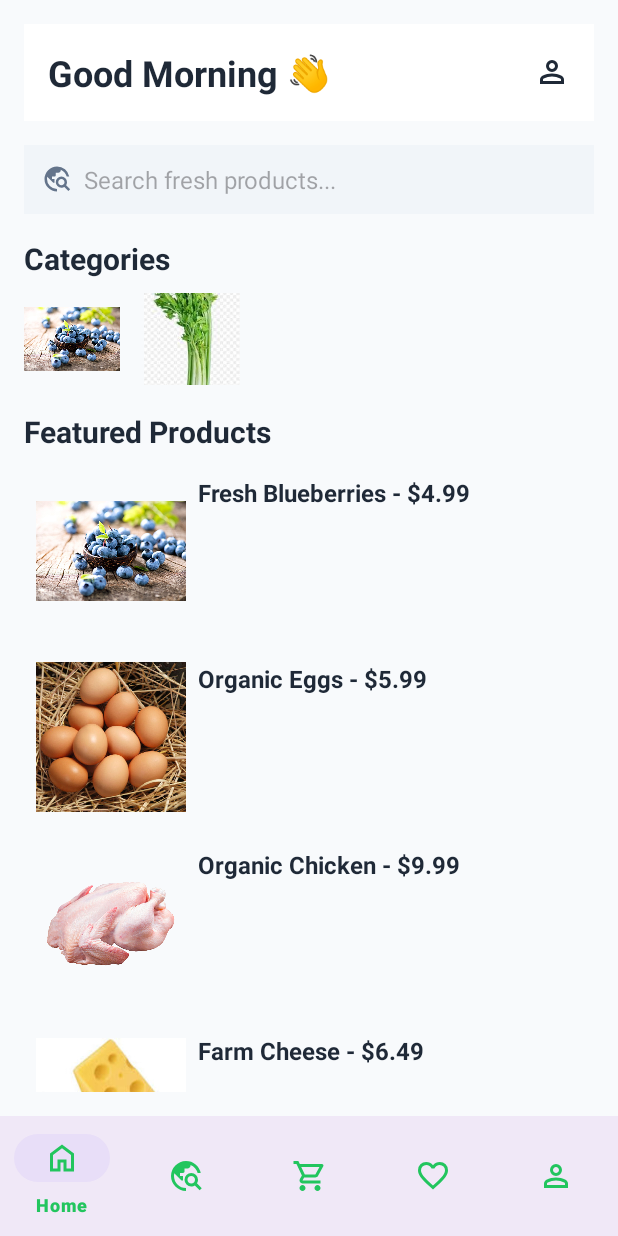
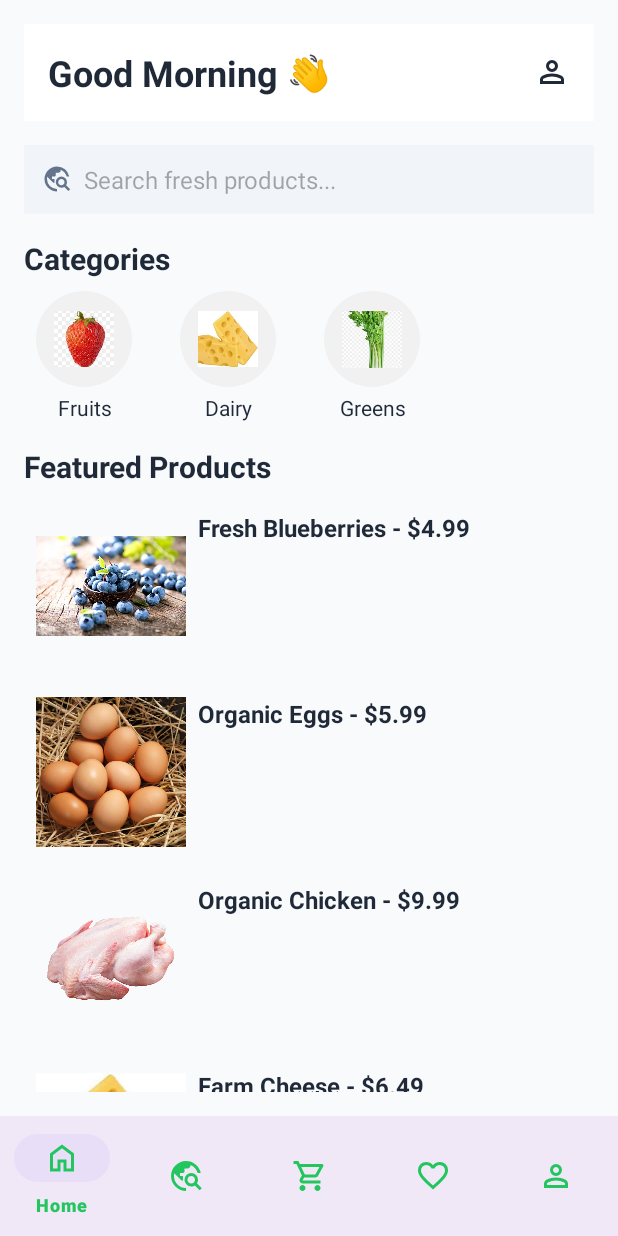
Before and after one commit to Bailualiya/FreshToGo, an Android app: the screen it shows after launch (MainActivity), on a phone screen of 412 x 824 dp. Run offline under Robolectric (Android 15) with nearby library versions, the phone set to English and light mode, and no system bars.

Commit message:
changed categories, added the link to every item of the product

```diff
--- a/app/src/main/java/com/example/freshtogo/HomeFragment.java
+++ b/app/src/main/java/com/example/freshtogo/HomeFragment.java
@@ -20,15 +20,40 @@ public class HomeFragment extends Fragment {
 
         View view = inflater.inflate(R.layout.fragment_home, container, false);
 
-        LinearLayout blueberryCard = view.findViewById(R.id.card_blueberry);
+        //  绑定每个商品卡片并设置点击事件
+        setupClick(view, R.id.card_blueberry, "Fresh Blueberries", "4.99",
+                "Hand-picked local blueberries, 100% organic.", R.drawable.blueberry);
 
-        blueberryCard.setOnClickListener(v -> {
+        setupClick(view, R.id.card_egg, "Organic Eggs", "5.99",
+                "Farm-fresh organic eggs from free-range chickens.", R.drawable.egg);
+
+        setupClick(view, R.id.card_chicken, "Organic Chicken", "9.99",
+                "Locally raised, hormone-free organic chicken.", R.drawable.chicken);
+
+        setupClick(view, R.id.card_cheese, "Farm Cheese", "6.49",
+                "Creamy cheese made from fresh cow’s milk.", R.drawable.cheese);
+
+        setupClick(view, R.id.card_grape, "Organic Grapes", "4.29",
+                "Sweet, seedless, freshly harvested grapes.", R.drawable.grape);
+
+        setupClick(view, R.id.card_pumpkin, "Local Pumpkin", "3.79",
+                "Golden pumpkins perfect for soups or pies.", R.drawable.pumpkin);
+
+        return view;
+    }
+
+    //  封装跳转逻辑的方法
+    private void setupClick(View view, int cardId, String name, String price,
+                            String description, int imageResId) {
+
+        LinearLayout card = view.findViewById(cardId);
+        card.setOnClickListener(v -> {
             Fragment fragment = new ProductDetailFragment();
             Bundle bundle = new Bundle();
-            bundle.putString("name", "Fresh Blueberries");
-            bundle.putString("price", "4.99");
-            bundle.putString("description", "Hand-picked local blueberries, 100% organic.");
-            bundle.putInt("imageResId", R.drawable.blueberry);
+            bundle.putString("name", name);
+            bundle.putString("price", price);
+            bundle.putString("description", description);
+            bundle.putInt("imageResId", imageResId);
             fragment.setArguments(bundle);
 
             requireActivity().getSupportFragmentManager()
@@ -37,7 +62,5 @@ public class HomeFragment extends Fragment {
                     .addToBackStack(null)
                     .commit();
         });
-
-        return view;
     }
 }
--- a/app/src/main/java/com/example/freshtogo/ProductDetailFragment.java
+++ b/app/src/main/java/com/example/freshtogo/ProductDetailFragment.java
@@ -57,11 +57,17 @@ public class ProductDetailFragment extends Fragment {
             textQuantity.setText(String.valueOf(quantity));
         });
 
-        buttonAddToCart.setOnClickListener(v -> {
-            Toast.makeText(getContext(),
-                    quantity + " item(s) added to cart!",
-                    Toast.LENGTH_SHORT).show();
+        Button addToCartButton = view.findViewById(R.id.button_add_to_cart);
+        addToCartButton.setOnClickListener(v -> {
+            String name = getArguments().getString("name");
+            String price = getArguments().getString("price");
+
+            // 示例逻辑：你也可以加购物车数组、写数据库等
+            Toast.makeText(getContext(), name + " added to cart!", Toast.LENGTH_SHORT).show();
+
+            // TODO: 你可以把它加入购物车列表或保存到 SharedPreferences
         });
+
 
         return view;
     }
--- /dev/null
+++ b/app/src/main/res/drawable/circle_background.xml
@@ -0,0 +1,5 @@
+<?xml version="1.0" encoding="utf-8"?>
+<shape xmlns:android="http://schemas.android.com/apk/res/android"
+    android:shape="oval">
+    <solid android:color="#FFF1F1F1" />
+</shape>
--- a/app/src/main/res/layout/fragment_home.xml
+++ b/app/src/main/res/layout/fragment_home.xml
@@ -74,30 +74,99 @@
             android:textColor="#1F2937"
             android:layout_marginTop="16dp"/>
 
-        <!-- 分类区域 -->
+        <!-- ✅ 分类区域（圆形图标 + 文字） -->
         <HorizontalScrollView
             android:layout_width="match_parent"
             android:layout_height="wrap_content"
-            android:layout_marginTop="8dp">
+            android:layout_marginTop="8dp"
+            android:overScrollMode="never"
+            android:scrollbars="none">
 
             <LinearLayout
                 android:layout_width="wrap_content"
                 android:layout_height="wrap_content"
                 android:orientation="horizontal">
 
+                <!-- 🍓 Fruits -->
+                <LinearLayout
+                    android:layout_width="80dp"
+                    android:layout_height="wrap_content"
+                    android:orientation="vertical"
+                    android:gravity="center"
+                    android:layout_marginEnd="16dp">
+
                     <ImageView
                         android:layout_width="64dp"
                         android:layout_height="64dp"
-                    android:src="@drawable/blueberry"
-                    android:layout_marginEnd="16dp"/>
+                        android:src="@drawable/strawberry"
+                        android:background="@drawable/circle_background"
+                        android:padding="12dp"
+                        android:scaleType="centerInside"/>
+
+                    <TextView
+                        android:layout_width="wrap_content"
+                        android:layout_height="wrap_content"
+                        android:text="Fruits"
+                        android:textSize="14sp"
+                        android:textColor="#1F2937"
+                        android:gravity="center"
+                        android:layout_marginTop="4dp"/>
+                </LinearLayout>
+
+                <!-- 🧀 Dairy -->
+                <LinearLayout
+                    android:layout_width="80dp"
+                    android:layout_height="wrap_content"
+                    android:orientation="vertical"
+                    android:gravity="center"
+                    android:layout_marginEnd="16dp">
+
+                    <ImageView
+                        android:layout_width="64dp"
+                        android:layout_height="64dp"
+                        android:src="@drawable/cheese"
+                        android:background="@drawable/circle_background"
+                        android:padding="12dp"
+                        android:scaleType="centerInside"/>
+
+                    <TextView
+                        android:layout_width="wrap_content"
+                        android:layout_height="wrap_content"
+                        android:text="Dairy"
+                        android:textSize="14sp"
+                        android:textColor="#1F2937"
+                        android:gravity="center"
+                        android:layout_marginTop="4dp"/>
+                </LinearLayout>
+
+                <!-- 🥦 Greens -->
+                <LinearLayout
+                    android:layout_width="80dp"
+                    android:layout_height="wrap_content"
+                    android:orientation="vertical"
+                    android:gravity="center">
 
                     <ImageView
                         android:layout_width="64dp"
                         android:layout_height="64dp"
                         android:src="@drawable/celery"
-                    android:layout_marginEnd="16dp"/>
+                        android:background="@drawable/circle_background"
+                        android:padding="12dp"
+                        android:scaleType="centerInside"/>
+
+                    <TextView
+                        android:layout_width="wrap_content"
+                        android:layout_height="wrap_content"
+                        android:text="Greens"
+                        android:textSize="14sp"
+                        android:textColor="#1F2937"
+                        android:gravity="center"
+                        android:layout_marginTop="4dp"/>
+                </LinearLayout>
+
             </LinearLayout>
         </HorizontalScrollView>
+
 
         <!-- 产品标题 -->
         <TextView
--- a/app/src/main/res/layout/fragment_product_detail.xml
+++ b/app/src/main/res/layout/fragment_product_detail.xml
@@ -68,6 +68,9 @@
             android:layout_width="match_parent"
             android:layout_height="wrap_content"
             android:text="Add to Cart"
-            android:layout_marginTop="24dp" />
+            android:layout_marginTop="16dp"
+            android:backgroundTint="#22C55E"
+            android:textColor="#FFFFFF"/>
+        />
     </LinearLayout>
 </ScrollView>
```
Lines whose indentation alone changed are shown as unchanged.
